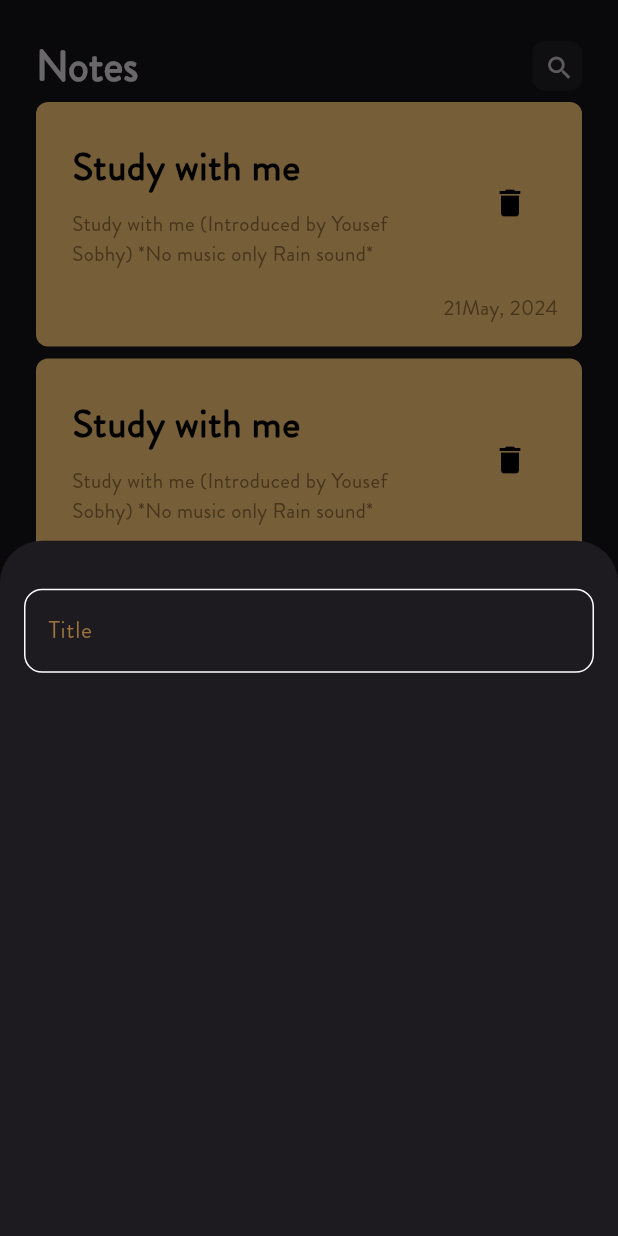
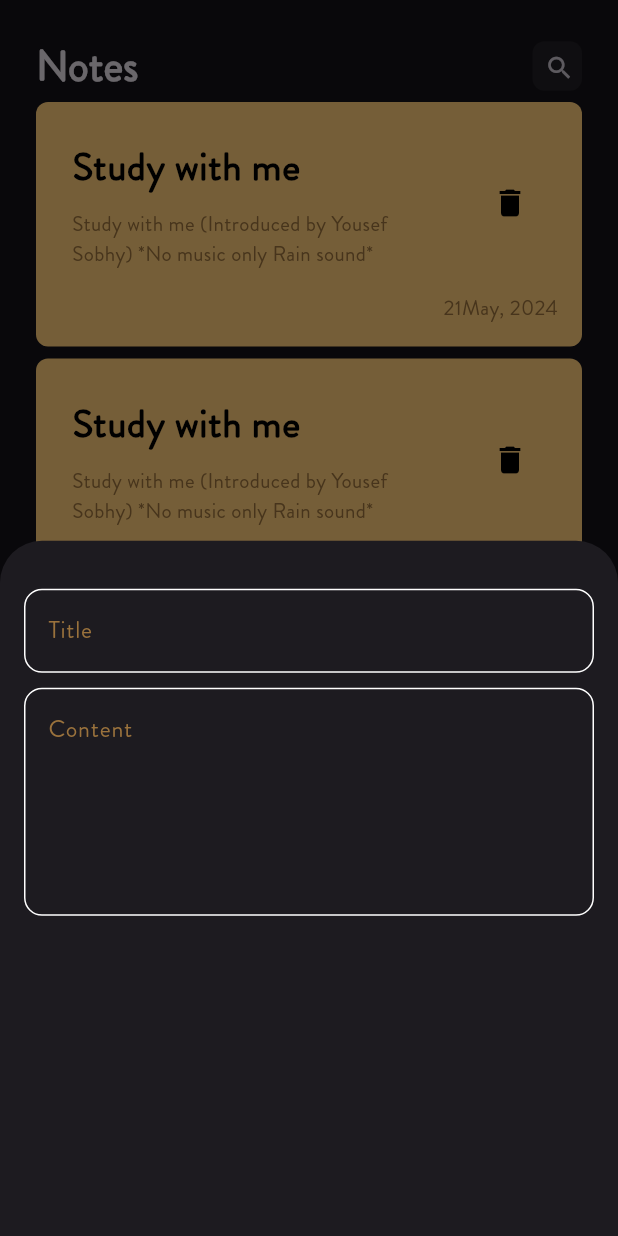
Before and after one commit to yousefsobhy12/5-notes_app, a Flutter app: the screen it shows after launch, after a tap on the "add" icon, on a phone screen of 412 x 824 dp. Run offline on Flutter 3.47's test engine with Material 3 defaults, Android fonts, the phone set to English and light mode, and no system bars.

Commit message:
content textfield created

```diff
--- a/lib/views/widgets/add_note_bottom_sheet.dart
+++ b/lib/views/widgets/add_note_bottom_sheet.dart
@@ -13,7 +13,17 @@ class AddNoteBottomSheet extends StatelessWidget {
           SizedBox(
             height: 32,
           ),
-          CustomTextField(),
+          CustomTextField(
+            hint: 'Title',
+            maxLines: 1,
+          ),
+          SizedBox(
+            height: 10,
+          ),
+          CustomTextField(
+            hint: 'Content',
+            maxLines: 5,
+          ),
         ],
       ),
     );
--- a/lib/views/widgets/custom_textfield.dart
+++ b/lib/views/widgets/custom_textfield.dart
@@ -2,14 +2,20 @@ import 'package:flutter/material.dart';
 import 'package:notes_app/constants.dart';
 
 class CustomTextField extends StatelessWidget {
-  const CustomTextField({super.key});
-
+  const CustomTextField({
+    super.key,
+    required this.hint,
+    required this.maxLines,
+  });
+  final String hint;
+  final int maxLines;
   @override
   Widget build(BuildContext context) {
     return TextField(
+      maxLines: maxLines,
       cursorColor: kPrimaryColor,
       decoration: InputDecoration(
-        hintText: "Title",
+        hintText: hint,
         hintStyle: const TextStyle(color: kPrimaryColor),
         border: buildBorder(),
         enabledBorder: buildBorder(),
```
